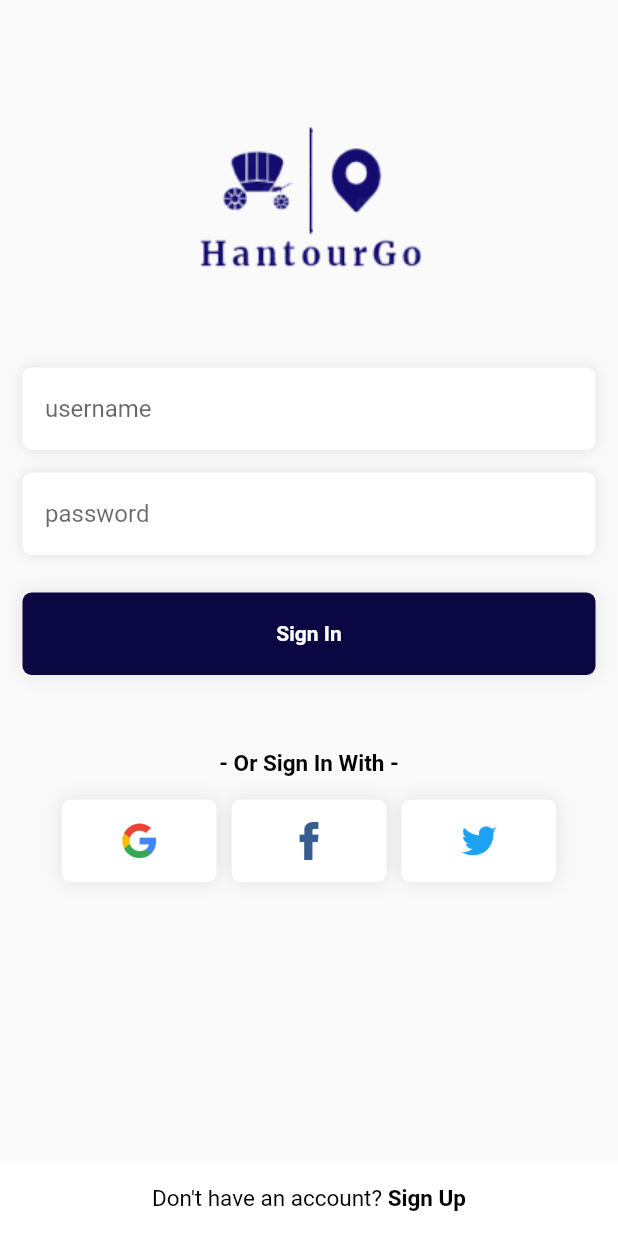
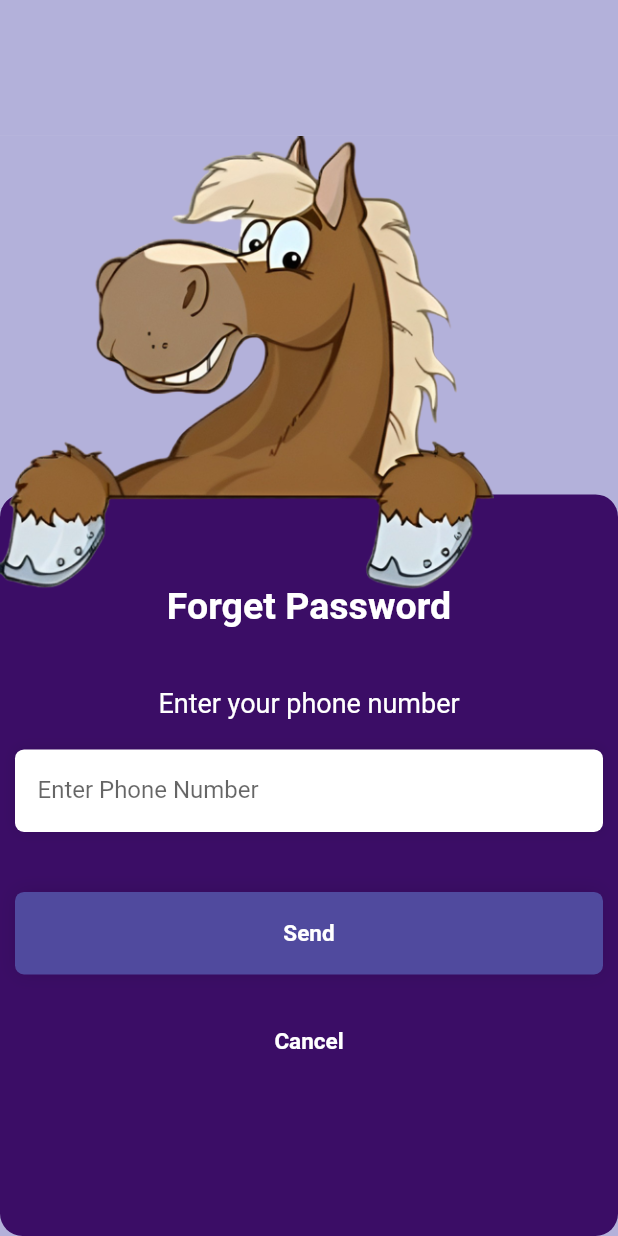
Before and after one commit to Graduation-project-fci/hantour-last-version, a Flutter app: the screen it shows after launch, on a phone screen of 412 x 824 dp. Run offline on Flutter 3.47's test engine with Material 2 defaults, Android fonts, the phone set to English and light mode, and no system bars; our stand-ins replace awesome_notifications, cloud_firestore, firebase_auth, firebase_core, firebase_database, firebase_messaging and 12 more; missing offline and left inert: geoflutterfire2, profile, ticket_widget; accounts and stored records are empty.

Commit message:
'foregetpassword'

```diff
--- /dev/null
+++ b/lib/forgetPassword/enterphone.dart
@@ -0,0 +1,184 @@
+import 'package:flutter/material.dart';
+
+class EnterPhoneForgetPassword extends StatefulWidget {
+  const EnterPhoneForgetPassword({super.key});
+
+  @override
+  State<EnterPhoneForgetPassword> createState() =>
+      _EnterPhoneForgetPasswordState();
+}
+
+class _EnterPhoneForgetPasswordState extends State<EnterPhoneForgetPassword> {
+  @override
+  Widget build(BuildContext context) {
+    return Scaffold(
+        body: SingleChildScrollView(
+      child: Center(
+        child: Column(
+          children: [
+            Container(
+                color: Color.fromARGB(255, 179, 177, 218),
+                height: MediaQuery.of(context).size.height * 0.11,
+                padding: EdgeInsets.all(10),
+                child: Row(
+                  children: [
+                    Icon(
+                      Icons.lock_clock,
+                      color: Color(0x5E72EB),
+                    )
+                  ],
+                )), //         01094533479
+            Container(
+              width: MediaQuery.of(context).size.width,
+              height: MediaQuery.of(context).size.height * 0.9,
+              decoration: BoxDecoration(
+                color: Color.fromARGB(255, 179, 177, 218),
+              ),
+              child: Column(
+                children: [
+                  Stack(
+                    children: [
+                      Container(
+                        margin: EdgeInsets.only(
+                            top: MediaQuery.of(context).size.height * 0.29),
+                        height: MediaQuery.of(context).size.height * 0.6,
+                        width: MediaQuery.of(context).size.width,
+                        decoration: BoxDecoration(
+                            color: Color.fromARGB(255, 59, 13, 102),
+                            borderRadius: BorderRadius.circular(15)),
+                        child: Column(
+                          children: [
+                            Padding(
+                              padding: const EdgeInsets.only(top: 60),
+                              child: Text(
+                                "Forget Password",
+                                style: TextStyle(
+                                    fontSize: 25,
+                                    fontWeight: FontWeight.bold,
+                                    color: Colors.white),
+                              ),
+                            ),
+                            Row(
+                              mainAxisAlignment: MainAxisAlignment.center,
+                              children: [
+                                Padding(
+                                  padding: const EdgeInsets.only(top: 40),
+                                  child: Text(
+                                    "Enter your phone number",
+                                    style: TextStyle(
+                                      color: Colors.white,
+                                      fontSize: 18,
+                                    ),
+                                  ),
+                                ),
+                              ],
+                            ),
+                            Column(
+                              children: [
+                                Container(
+                                  height: 55,
+                                  padding:
+                                      const EdgeInsets.only(top: 3, left: 15),
+                                  margin: EdgeInsets.symmetric(
+                                      horizontal: 10, vertical: 20),
+                                  decoration: BoxDecoration(
+                                    color: Colors.white,
+                                    borderRadius: BorderRadius.circular(6),
+                                    boxShadow: [
+                                      BoxShadow(
+                                        color: Colors.black.withOpacity(0.1),
+                                        blurRadius: 7,
+                                      )
+                                    ],
+                                  ),
+                                  child: Form(
+                                    // key: passkey,
+                                    child: TextFormField(
+                                      validator: (value) {
+                                        if (value!.length < 11) {
+                                          return 'Invalid phone number';
+                                        }
+                                        return null;
+                                      },
+                                      // controller: passwordController,
+                                      keyboardType: TextInputType.number,
+                                      obscureText: false,
+                                      decoration: InputDecoration(
+                                          hintText: 'Enter Phone Number',
+                                          border: InputBorder.none,
+                                          contentPadding:
+                                              const EdgeInsets.all(0),
+                                          hintStyle: const TextStyle(
+                                            height: 1,
+                                          )),
+                                    ),
+                                  ),
+                                ),
+                                InkWell(
+                                  onTap: () {},
+                                  child: Container(
+                                    alignment: Alignment.center,
+                                    height: 55,
+                                    margin: EdgeInsets.symmetric(
+                                        horizontal: 10, vertical: 20),
+                                    decoration: BoxDecoration(
+                                        color: Color.fromARGB(255, 80, 74, 158),
+                                        borderRadius: BorderRadius.circular(6),
+                                        boxShadow: [
+                                          BoxShadow(
+                                            color:
+                                                Colors.black.withOpacity(0.1),
+                                            blurRadius: 10,
+                                          )
+                                        ]),
+                                    child: const Text(
+                                      'Send',
+                                      style: TextStyle(
+                                        color: Colors.white,
+                                        fontSize: 15,
+                                        fontWeight: FontWeight.w600,
+                                      ),
+                                    ),
+                                  ),
+                                ),
+                                InkWell(
+                                  child: Container(
+                                    width: MediaQuery.of(context).size.width,
+                                    height: 50,
+                                    child: Center(
+                                      child: Text(
+                                        "Cancel",
+                                        style: TextStyle(
+                                            fontSize: 15,
+                                            color: Colors.white,
+                                            fontWeight: FontWeight.bold),
+                                      ),
+                                    ),
+                                  ),
+                                )
+                              ],
+                            )
+                          ],
+                        ),
+                      ),
+                      Column(
+                        mainAxisAlignment: MainAxisAlignment.center,
+                        children: [
+                          Container(
+                            alignment: Alignment.center,
+                            width: MediaQuery.of(context).size.width * 0.8,
+                            child: Image.asset('assets/images/horse.png'),
+                          ),
+                        ],
+                      ),
+                    ],
+                  )
+                ],
+              ),
+            )
+          ],
+        ),
+      ),
+    ));
+  }
+}
--- a/lib/main.dart
+++ b/lib/main.dart
@@ -23,8 +23,10 @@ import 'package:hantourgo/screens/registerationScreens/selectPag.dart';
 import 'package:hantourgo/screens/signup.dart';
 import 'package:hantourgo/screens/registerationScreens/driver_signup.dart';
 import 'package:hantourgo/screens/driverscreens/driver_home.dart';
+import 'package:hantourgo/sendNotification/testSendNotification.dart';
 import 'package:hantourgo/teckets/ticket.dart';
 import 'package:http/http.dart' as http;
+import 'forgetPassword/enterphone.dart';
 import 'screens/newFile.dart';
 
 import 'homepage2.dart';
@@ -36,8 +38,6 @@ void main() async {
   await FirebaseMessaging.instance.getInitialMessage();
   runApp(MyApp());
 }
-
-
 
 class MyHttpOverrides extends HttpOverrides {
   @override
@@ -53,12 +53,11 @@ class MyHttpOverrides extends HttpOverrides {
 class MyApp extends StatelessWidget {
   const MyApp({super.key});
 
-
   @override
   Widget build(BuildContext context) {
     return GetMaterialApp(
       debugShowCheckedModeBanner: false,
-      home: fpage(),
+      home: const EnterPhoneForgetPassword(),
       routes: {
         "SplashScreen": (context) => fpage(),
         'wallet': (context) => mywallet(),
@@ -69,7 +68,7 @@ class MyApp extends StatelessWidget {
         'Home': (context) => HomePage(),
         'tickethistory': (context) => reportOfTickets(),
         'Orders': (context) => Orders(),
-
+        'HOME2': (context) => HomePage2(),
         'basicinfo': (context) => BasicInfo(),
         'certificate': (context) => certificate_vehicle(),
         'criminal': (context) => criminal_record(),
--- /dev/null
+++ b/lib/sendNotification/constant.dart
@@ -0,0 +1,6 @@
+class Constants {
+  static final String BASE_URL = 'https://fcm.googleapis.com/fcm/send';
+  static final String KEY_SERVER =
+      'AAAAGx_dmbw:APA91bFNFxxwj2DZl2Y-UJjJD9lRdCPA9NX613syCXa9rMmVmQwvAemc-O9JL9Nxk1x0SC4ZZ4UldFFdXWmtb8VOy3fQ0hc6fZR2HQMl5B5eaoXRySD69tHZBKoGBn2qa8L3VLpTuK5u';
+  static final String SENDER_ID = '116498733500';
+}
--- a/pubspec.yaml
+++ b/pubspec.yaml
@@ -36,6 +36,7 @@ dependencies:
   # The following adds the Cupertino Icons font to your application.
   # Use with the CupertinoIcons class for iOS style icons.
   cupertino_icons: ^1.0.2
+  awesome_notifications:
   get: ^4.6.5
   cloud_firestore: ^4.4.5
   firebase_core: ^2.8.0
@@ -58,6 +59,7 @@ dependencies:
   geoflutterfire2: ^2.3.15
   flutter_launcher_icons: ^0.13.1
   firebase_messaging: ^14.5.0
+  flutter_local_notifications: ^14.1.0
   # google_maps_webservice: ^0.0.16
   # flutter_mapbox_autocomplete: ^1.0.1
 
```
Also changed, not shown: lib/fpage.dart (+3 -5 lines), lib/homepage2.dart (+49 -23 lines), lib/screens/loginpage.dart (+11 -11 lines), lib/sendNotification/testSendNotification.dart (added, +364 -0 lines), assets/images/horse.jpeg (added), assets/images/horse.png (added), pubspec.lock, 6 other files.
